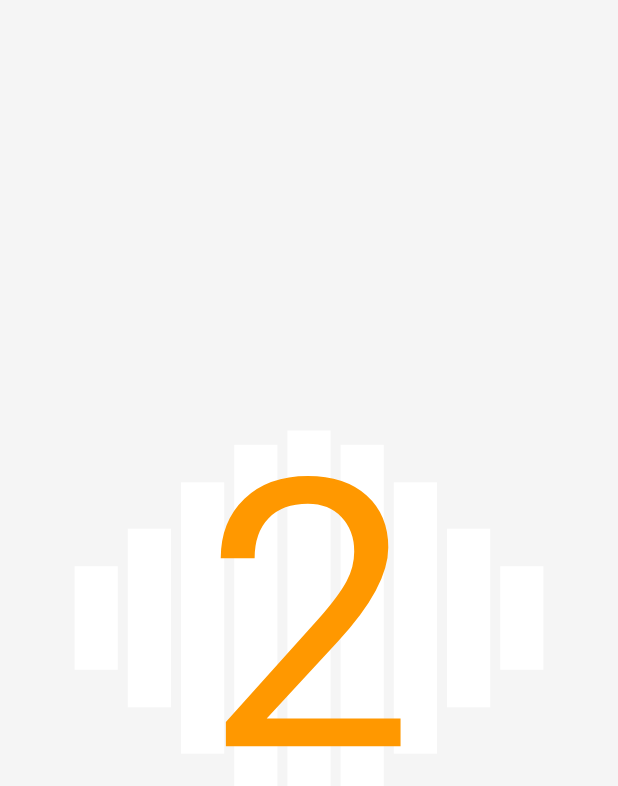
After one commit to tattuu/country_quiz, a Flutter app: the CountDownPage screen opened directly, on a phone screen of 412 x 824 dp. The commit adds this screen. Shown: the top 786 px of the screen. Run offline on Flutter 3.47's test engine with Material 2 defaults, Android fonts, the phone set to English and light mode, and no system bars.

Commit message:
'ローディングページ実装完了！'

```diff
--- /dev/null
+++ b/lib/countDownPage.dart
@@ -0,0 +1,98 @@
+import 'package:flutter/material.dart';
+
+import 'package:country_quiz/fix_pub_lib/flutter_spinkit_3.1.0_fix/wave.dart';
+//import 'package:flutter_spinkit/flutter_spinkit.dart';
+import 'package:country_quiz/country_list.dart';
+
+
+class CountDown extends AnimatedWidget {
+  CountDown({Key key, this.color, this.animation}) : super(key: key, listenable: animation);
+
+  final Color color;
+  final Animation<int> animation;
+
+  @override
+  build(BuildContext context) {
+    return Text(
+      animation.value.toString(),
+      style: TextStyle(
+        color: color,
+        fontSize: 250,
+      ),
+    );
+  }
+}
+
+class CountDownPage extends StatefulWidget {
+  // トップページに関するウィジェット
+
+  CountDownPage({Key key, this.widget, this.backgroundColor, this.barColor, this.charColor}) : super(key: key);
+
+  final dynamic widget;
+  final Color backgroundColor;
+  final Color barColor;
+  final Color charColor;
+
+
+  @override
+  _CountDownPageState createState() => _CountDownPageState();
+}
+
+class _CountDownPageState extends State<CountDownPage>  with TickerProviderStateMixin {
+
+  _CountDownPageState();
+
+  AnimationController _controller;
+
+  static const int counter = 4;
+
+  void _navigateToConverter(BuildContext context, Widget widget) { // 画面遷移に関するウィジェット(ナビゲーターで管理)
+    Navigator.of(context).push(MaterialPageRoute( // CountryListウィジェットに、画面を遷移させる
+      builder: (BuildContext context) {
+        return widget;
+      },
+    ));
+  }
+
+  @override
+  void initState() {
+    super.initState();
+
+    _controller = AnimationController(
+      vsync: this,
+      duration: Duration(seconds: counter),
+    );
+    _controller.forward(from: 0.0);
+
+  }
+
+  @override
+  Widget build(BuildContext context) {
+    return Scaffold(
+      backgroundColor: widget.backgroundColor,
+      body: Center(
+        child: Stack(
+//          mainAxisAlignment: MainAxisAlignment.center,
+          children: <Widget>[
+            SpinKitWave(
+              color: widget.barColor,
+              size: 250,
+              duration: Duration(milliseconds: 1000),
+            ),
+            Center(
+              child: CountDown(
+                color: widget.charColor,
+                animation: StepTween(
+                  begin: counter,
+                  end: 0,
+                ).animate(_controller)
+                ..addStatusListener((state) => _navigateToConverter(context, widget.widget)),
+              ),
+            ),
+          ],
+          fit: StackFit.expand,
+        ),
+      ),
+    );
+  }
+}
--- /dev/null
+++ b/lib/fix_pub_lib/flutter_spinkit_3.1.0_fix/utils.dart
@@ -0,0 +1,37 @@
+import 'dart:math' as math show sin, pi;
+
+import 'package:flutter/widgets.dart';
+
+class DelayTween extends Tween<double> {
+  DelayTween({
+    double begin,
+    double end,
+    this.delay,
+  }) : super(begin: begin, end: end);
+
+  final double delay;
+
+  @override
+  double lerp(double t) {
+    return super.lerp((math.sin((t - delay) * 2 * math.pi) + 1) / 2);
+  }
+
+  @override
+  double evaluate(Animation<double> animation) => lerp(animation.value);
+}
+
+class AngleDelayTween extends Tween<double> {
+  AngleDelayTween({
+    double begin,
+    double end,
+    this.delay,
+  }) : super(begin: begin, end: end);
+
+  final double delay;
+
+  @override
+  double lerp(double t) => super.lerp(math.sin((t - delay) * math.pi * 0.5));
+
+  @override
+  double evaluate(Animation<double> animation) => lerp(animation.value);
+}
--- /dev/null
+++ b/lib/fix_pub_lib/flutter_spinkit_3.1.0_fix/wave.dart
@@ -0,0 +1,142 @@
+import 'package:flutter/material.dart';
+import 'package:country_quiz/fix_pub_lib/flutter_spinkit_3.1.0_fix/utils.dart';
+
+
+enum SpinKitWaveType { start, end, center }
+
+class SpinKitWave extends StatefulWidget {
+  SpinKitWave({
+    Key key,
+    this.color,
+    this.type = SpinKitWaveType.start,
+    this.size = 50.0,
+    this.itemBuilder,
+    this.duration = const Duration(milliseconds: 1200),
+  })  : assert(
+  !(itemBuilder is IndexedWidgetBuilder && color is Color) &&
+      !(itemBuilder == null && color == null),
+  'You should specify either a itemBuilder or a color'),
+        assert(type != null),
+        assert(size != null),
+        super(key: key);
+
+  final Color color;
+  final double size;
+  final SpinKitWaveType type;
+  final IndexedWidgetBuilder itemBuilder;
+  final Duration duration;
+
+  @override
+  _SpinKitWaveState createState() => _SpinKitWaveState();
+}
+
+class _SpinKitWaveState extends State<SpinKitWave>
+    with SingleTickerProviderStateMixin {
+  AnimationController _scaleCtrl;
+
+  @override
+  void initState() {
+    super.initState();
+    _scaleCtrl = AnimationController(vsync: this, duration: widget.duration)
+      ..repeat();
+  }
+
+  @override
+  void dispose() {
+    _scaleCtrl.dispose();
+    super.dispose();
+  }
+
+  @override
+  Widget build(BuildContext context) {
+    List<Widget> _bars;
+    if (widget.type == SpinKitWaveType.start) {
+      _bars = [
+        _bar(0, -1.65),
+        _bar(1, -1.55),
+        _bar(2, -1.45),
+        _bar(3, -1.35),
+        _bar(4, -1.25),
+        _bar(5, -1.15),
+        _bar(6, -1.05),
+        _bar(7, -.95),
+        _bar(8, -.85),
+      ];
+    } else if (widget.type == SpinKitWaveType.end) {
+      _bars = [
+        _bar(0, -.8),
+        _bar(1, -.9),
+        _bar(2, -1.0),
+        _bar(3, -1.1),
+        _bar(4, -1.2),
+      ];
+    } else if (widget.type == SpinKitWaveType.center) {
+      _bars = [
+        _bar(0, -0.75),
+        _bar(1, -0.95),
+        _bar(2, -1.2),
+        _bar(3, -0.95),
+        _bar(4, -0.75),
+      ];
+    }
+    return Center(
+      child: SizedBox.fromSize(
+        size: Size(widget.size * 1.25, widget.size),
+        child: Row(
+          mainAxisAlignment: MainAxisAlignment.spaceBetween,
+          children: _bars,
+        ),
+      ),
+    );
+  }
+
+  Widget _bar(int index, double delay) {
+    final _size = widget.size * 0.115;
+    return ScaleYWidget(
+      scaleY: DelayTween(
+        begin: .2,
+        end: 1.0,
+        delay: delay,
+      ).animate(CurvedAnimation(parent: _scaleCtrl, curve: Interval(0.0, 0.7))),
+      child: SizedBox.fromSize(
+        size: Size(_size, widget.size),
+        child: _itemBuilder(index),
+      ),
+    );
+  }
+
+  Widget _itemBuilder(int index) {
+    return widget.itemBuilder != null
+        ? widget.itemBuilder(context, index)
+        : DecoratedBox(
+      decoration: BoxDecoration(
+        color: widget.color,
+      ),
+    );
+  }
+}
+
+class ScaleYWidget extends AnimatedWidget {
+  const ScaleYWidget({
+    Key key,
+    @required Animation<double> scaleY,
+    @required this.child,
+    this.alignment = Alignment.center,
+  }) : super(key: key, listenable: scaleY);
+
+  final Widget child;
+  final Alignment alignment;
+
+  Animation<double> get scaleY => listenable;
+
+  @override
+  Widget build(BuildContext context) {
+    final double scaleValue = scaleY.value;
+    final Matrix4 transform = Matrix4.identity()..scale(1.0, scaleValue, 1.0);
+    return Transform(
+      transform: transform,
+      alignment: alignment,
+      child: child,
+    );
+  }
+}
--- a/lib/selectBattlePage.dart
+++ b/lib/selectBattlePage.dart
@@ -2,7 +2,7 @@ import 'package:flutter/material.dart';
 
 import 'package:country_quiz/twoButtonBasePage.dart';
 import 'package:country_quiz/country_list.dart';
-
+import 'package:country_quiz/countDownPage.dart';
 
 class SelectBattlePage extends StatelessWidget {
   // トップページに関するウィジェット
@@ -10,15 +10,25 @@ class SelectBattlePage extends StatelessWidget {
   @override
   Widget build(BuildContext context) {
     return TwoButtonBasePage(
-      title: 'Test',
-      firstButtonName: 'Single',
-      secondButtonName: 'Multi',
-      firstIconData: Icons.person,
-      secondIconData: Icons.people,
-      firstWidget: CountryList(),
-      secondWidget: CountryList(),
-      firstFontSize: 85.0,
-      secondFontSize: 85.0,
+      title: 'Challenge',
+      firstButtonName: 'Trainng',
+      secondButtonName: 'Test',
+      firstIconData: IconData(0xe800, fontFamily: 'IconCards'),
+      secondIconData: Icons.gamepad,
+      firstWidget: CountDownPage(
+          widget: CountryList(),
+          backgroundColor: Colors.grey[100],
+          barColor: Colors.white,
+          charColor: Colors.orange,
+      ),
+      secondWidget: CountDownPage(
+          widget: CountryList(),
+          backgroundColor: Colors.grey[100],
+          barColor: Colors.blueAccent,
+          charColor: Colors.pink,
+      ),
+      firstFontSize: 100.0,
+      secondFontSize: 90.0,
       iconColor: Colors.blue[600],
     );
   }
--- a/lib/top_page.dart
+++ b/lib/top_page.dart
@@ -11,13 +11,13 @@ class TopPage extends StatelessWidget { // トップページに関するウィ
     return TwoButtonBasePage(
       title: 'Country Quiz',
       firstButtonName: 'List',
-      secondButtonName: 'Test',
-      firstIconData: IconData(0xe800, fontFamily: 'Icon'),
-      secondIconData: Icons.gamepad,
+      secondButtonName: 'Challenge',
+      firstIconData: IconData(0xe800, fontFamily: 'IconGlobe'),
+      secondIconData: IconData(0xe800, fontFamily: 'IconDumbbellAndBarbell'),
       firstWidget: CountryList(),
       secondWidget: SelectBattlePage(),
-      firstFontSize: 80.0,
-      secondFontSize: 85.0,
+      firstFontSize: 90.0,
+      secondFontSize: 90.0,
       iconColor: Colors.tealAccent[700],
     );
   }
```
Also changed, not shown: pubspec.yaml (+13 -3 lines), assets/icons/cards.ttf (added), assets/icons/dumbbellAndBarbell.ttf (added), lib/trainingPage.dart (added), pubspec.lock, 22 other files.
